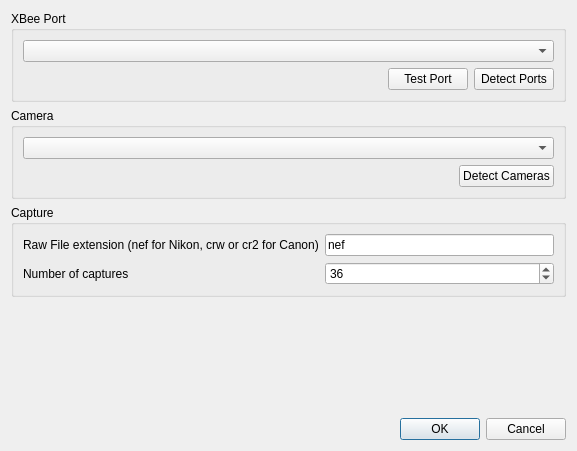
plule/pfe-costumes, file pc/core/settingsform.ui: the form before one commit.
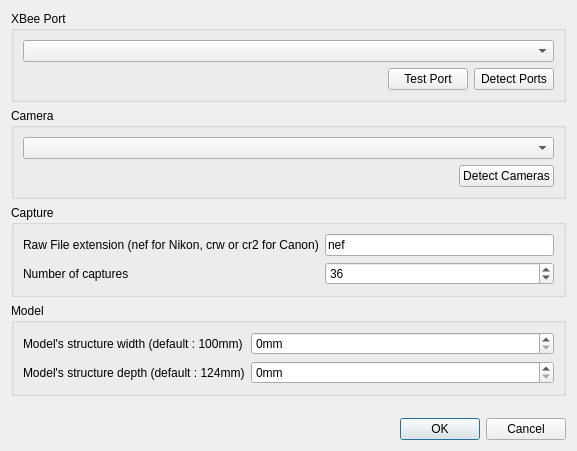
The form after the commit.

Commit message: model dimension configurable

Diff of the .ui file:
```diff
--- a/pc/core/settingsform.ui
+++ b/pc/core/settingsform.ui
@@ -176,6 +176,55 @@
      </property>
     </spacer>
    </item>
+   <item row="3" column="0">
+    <widget class="QGroupBox" name="modelBox">
+     <property name="title">
+      <string>Model</string>
+     </property>
+     <layout class="QFormLayout" name="formLayout_2">
+      <item row="0" column="0">
+       <widget class="QLabel" name="label_3">
+        <property name="text">
+         <string>Model's structure width (default : 100mm)</string>
+        </property>
+       </widget>
+      </item>
+      <item row="0" column="1">
+       <widget class="QSpinBox" name="modelWidthBox">
+        <property name="suffix">
+         <string>mm</string>
+        </property>
+        <property name="maximum">
+         <number>1000</number>
+        </property>
+        <property name="value">
+         <number>0</number>
+        </property>
+       </widget>
+      </item>
+      <item row="1" column="0">
+       <widget class="QLabel" name="label_4">
+        <property name="text">
+         <string>Model's structure depth (default : 124mm)</string>
+        </property>
+       </widget>
+      </item>
+      <item row="1" column="1">
+       <widget class="QSpinBox" name="modelDepthBox">
+        <property name="suffix">
+         <string>mm</string>
+        </property>
+        <property name="maximum">
+         <number>1000</number>
+        </property>
+        <property name="value">
+         <number>0</number>
+        </property>
+       </widget>
+      </item>
+     </layout>
+    </widget>
+   </item>
   </layout>
  </widget>
  <resources/>
```
The commit also changes 5 other files.
